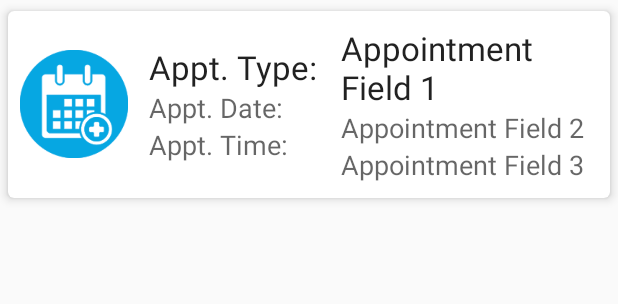
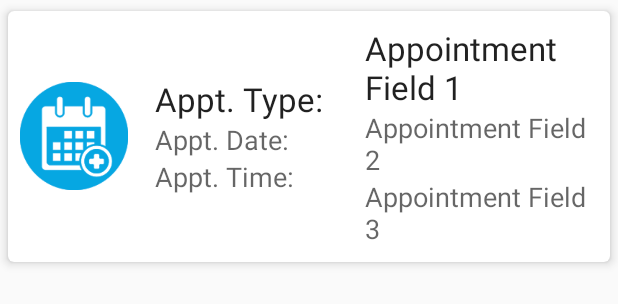
Before and after one commit to Sharptail/Alexia, an Android app: the layout item_appointments.xml on its own in the app's theme, with its tools: preview values and no code run, on a phone screen of 412 x 824 dp. Shown: the top 304 px of the screen. Run offline under Robolectric (Android 15) with nearby library versions, the phone set to English and light mode, and no system bars.

Commit message:
Spencer Final

```diff
--- a/app/src/main/res/layout/item_appointments.xml
+++ b/app/src/main/res/layout/item_appointments.xml
@@ -34,7 +34,7 @@
                 android:id="@+id/appoint_detail_holder"
                 android:layout_height="wrap_content"
                 android:layout_centerVertical="true"
-                android:layout_marginLeft="12dp"
+                android:layout_marginLeft="16dp"
                 android:layout_toEndOf="@id/appointment_image"
                 android:orientation="vertical"
                 android:padding="2dp">
@@ -67,7 +67,7 @@
                 android:id="@+id/appoint_field_holder"
                 android:layout_height="wrap_content"
                 android:layout_centerVertical="true"
-                android:layout_marginLeft="12dp"
+                android:layout_marginLeft="24dp"
                 android:layout_toEndOf="@id/appoint_detail_holder"
                 android:orientation="vertical"
                 android:padding="2dp">
```
Also changed, not shown: app/src/main/java/sg/edu/nyp/alexia/Checkin/AppointmentChecker.java (+26 -9 lines).
